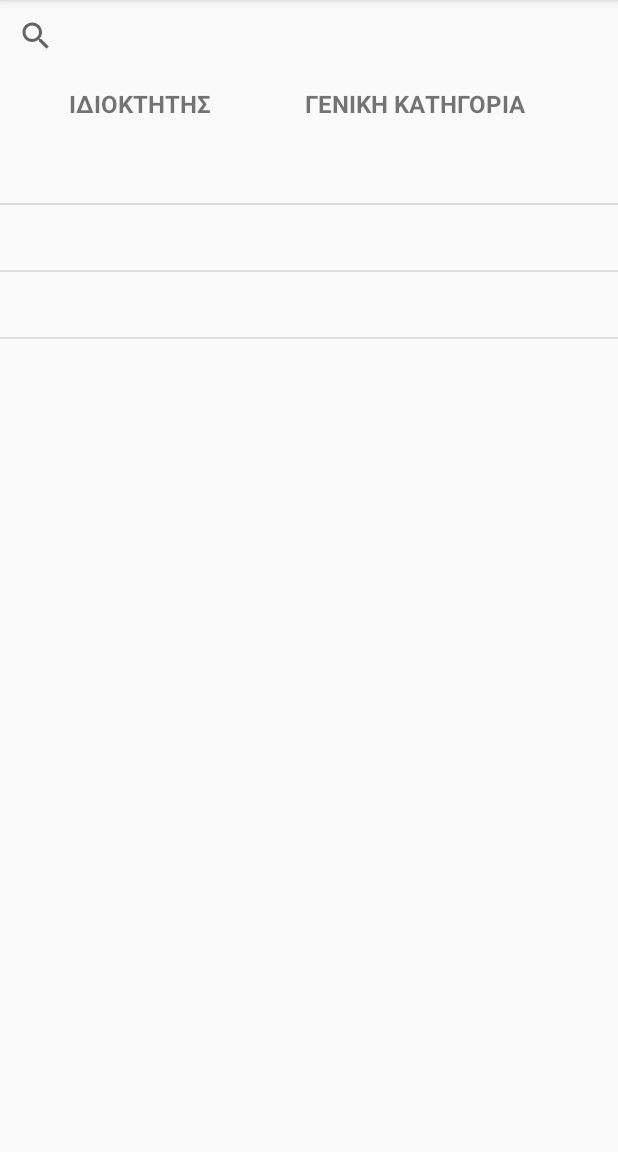
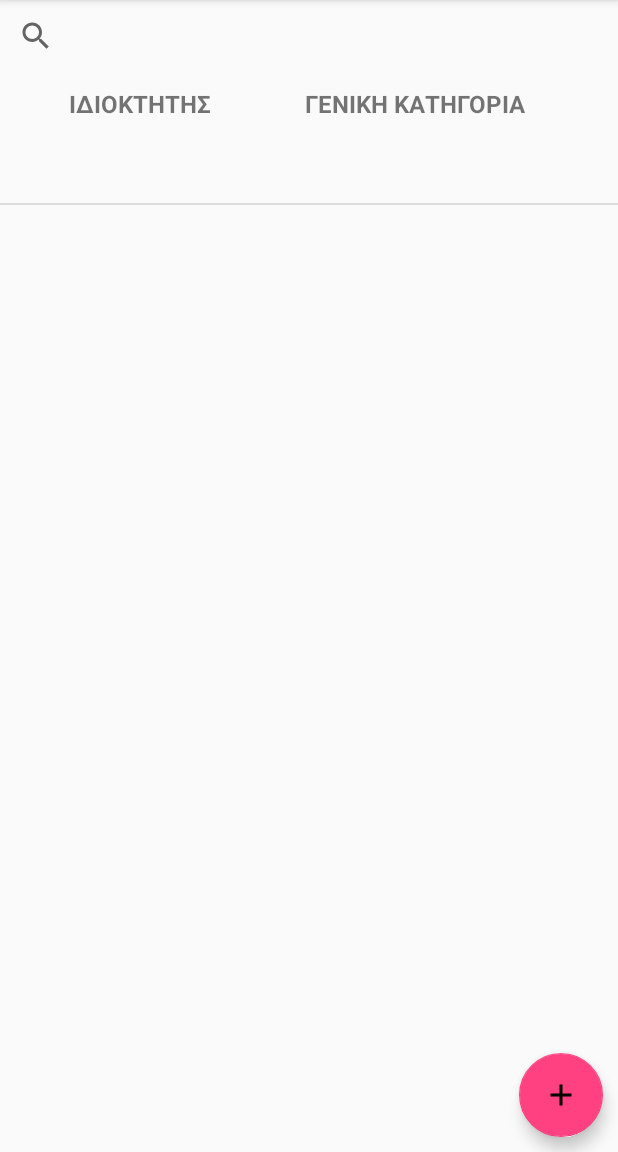
Before and after one commit to Programming-of-Mobile-Devices/Password-Manager-Android, an Android app: the screen it shows after launch (MainActivity), on a phone screen of 412 x 824 dp, the part 84-1236 px from its top. Run offline under Robolectric (Android 15) with nearby library versions, the phone set to English and light mode, and no system bars.

Commit message:
added button

```diff
--- a/Safe/app/src/main/java/org/gmele/android/safe/DataHandler.java
+++ b/Safe/app/src/main/java/org/gmele/android/safe/DataHandler.java
@@ -30,8 +30,9 @@ public class DataHandler
     DataHandler ()
     {
         KeyList.add (new KeyRec ());
-        KeyList.add (new KeyRec ());
-        KeyList.add (new KeyRec ());
+
+//        KeyList.add (new KeyRec ());
+//        KeyList.add (new KeyRec ());
         Changed = false;
 
     }
@@ -103,6 +104,17 @@ public class DataHandler
             return false;
         }
 
+    }
+
+    void AddEmptyField()
+    {
+        KeyList.add(new KeyRec());
+
+    }
+
+    void DeleteEmptyField()
+    {
+        KeyList.add(new KeyRec());
     }
 
 
--- a/Safe/app/src/main/java/org/gmele/android/safe/MainActivity.java
+++ b/Safe/app/src/main/java/org/gmele/android/safe/MainActivity.java
@@ -66,8 +66,8 @@ public class MainActivity extends AppCompatActivity implements View.OnClickListe
         Adapter = new MyAdapter (GL.DH.KeyList, this);
         toolbar = (Toolbar) findViewById (R.id.toolbar);
         setSupportActionBar (toolbar);
-        //fab = (FloatingActionButton) findViewById (R.id.fab);
-        //fab.setOnClickListener (this);
+        fab = (FloatingActionButton) findViewById (R.id.floating_button);
+        fab.setOnClickListener (this);
         //getSupportActionBar ().setDisplayShowHomeEnabled (true);
         //getSupportActionBar ().setIcon (R.mipmap.safe3);
         Grid = (ListView) findViewById (R.id.Grid);
@@ -160,7 +160,9 @@ public class MainActivity extends AppCompatActivity implements View.OnClickListe
     {
         if (v == fab)
         {
-            Snackbar.make (v, "Replace with your own action", Snackbar.LENGTH_LONG).setAction ("Action", null).show ();
+            GL.DH.AddEmptyField();
+            Adapter.notifyDataSetChanged();
+//            Snackbar.make (v, "Replace with your own action", Snackbar.LENGTH_LONG).setAction ("Action", null).show ();
         }
 
     }
--- /dev/null
+++ b/Safe/app/src/main/res/drawable/icon_add.xml
@@ -0,0 +1,5 @@
+<vector xmlns:android="http://schemas.android.com/apk/res/android" android:height="24dp" android:tint="#000000" android:viewportHeight="24" android:viewportWidth="24" android:width="24dp">
+
+    <path android:fillColor="@android:color/white" android:pathData="M19,13h-6v6h-2v-6H5v-2h6V5h2v6h6v2z"/>
+
+</vector>
--- a/Safe/app/src/main/res/layout/activity_main.xml
+++ b/Safe/app/src/main/res/layout/activity_main.xml
@@ -23,12 +23,13 @@
 
     <include layout="@layout/content_main"/>
 
-    <!-- <android.support.design.widget.FloatingActionButton
-        android:id="@+id/fab"
+    <android.support.design.widget.FloatingActionButton
+        android:id="@+id/floating_button"
         android:layout_width="wrap_content"
         android:layout_height="wrap_content"
         android:layout_gravity="bottom|end"
-        android:layout_margin="@dimen/fab_margin"
-        app:srcCompat="@android:drawable/ic_dialog_email"/>  !-->
+        android:layout_margin="10dp"
+        android:src="@drawable/icon_add" />
+    />
 
 </android.support.design.widget.CoordinatorLayout>
--- a/Safe/app/src/main/res/layout/content_main.xml
+++ b/Safe/app/src/main/res/layout/content_main.xml
@@ -18,7 +18,7 @@
     <HorizontalScrollView
         android:id="@+id/ScMain"
         android:layout_width="match_parent"
-        android:layout_height="546dp"
+        android:layout_height="468dp"
         android:layout_weight="1"
         tools:layout_editor_absoluteX="8dp"
         tools:layout_editor_absoluteY="8dp">
@@ -30,4 +30,6 @@
             android:choiceMode="singleChoice"
             android:descendantFocusability="blocksDescendants" />
     </HorizontalScrollView>
+
+
 </LinearLayout>
```
